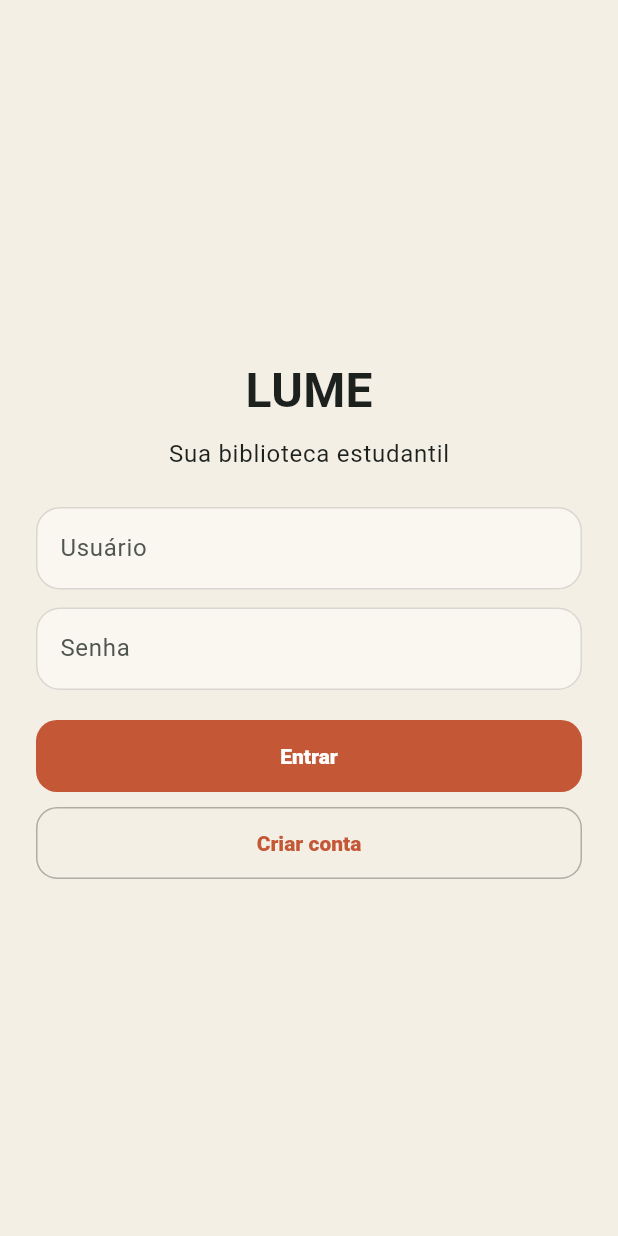
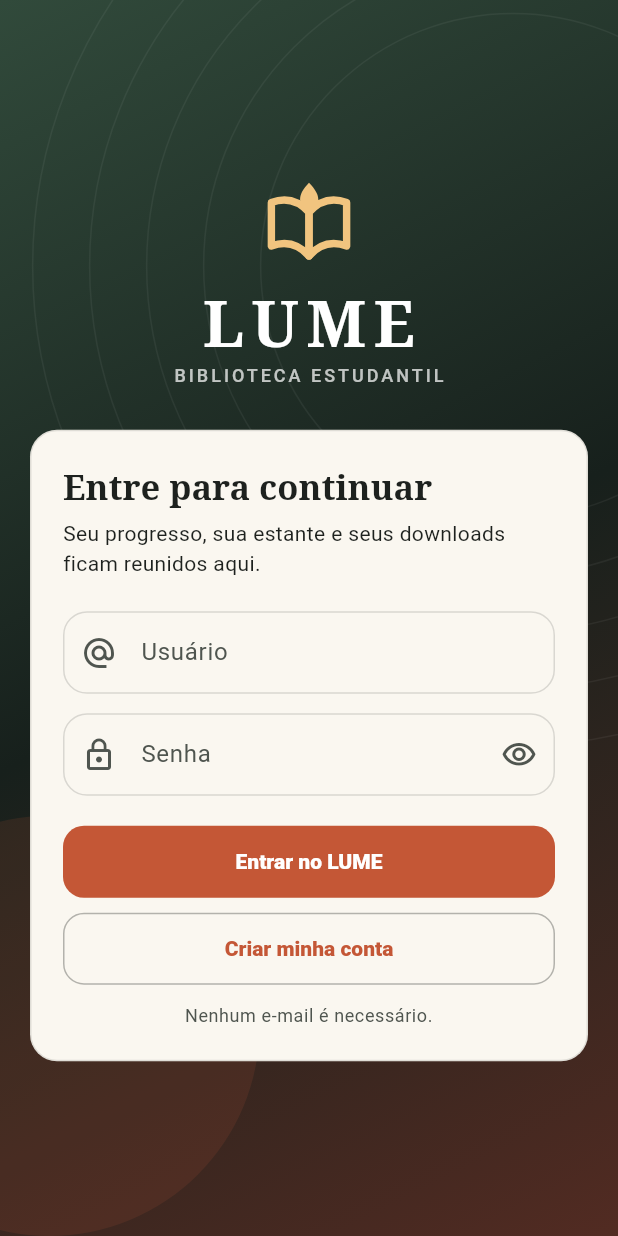
Before and after one commit to miguelrodriguesjj2020-hash/LUME-, a Flutter app: the screen it shows after launch, on a phone screen of 412 x 824 dp. Run offline on Flutter 3.47's test engine with Material 3 defaults, Android fonts, the phone set to English and light mode, and no system bars; our stand-ins replace connectivity_plus, flutter_secure_storage, sqflite, webview_flutter; missing offline and left inert: pdfx; accounts and stored records are empty.

Commit message:
fix: complete editorial identity and CI-safe mark

```diff
--- a/flutter/lib/ui/login_page.dart
+++ b/flutter/lib/ui/login_page.dart
@@ -1,6 +1,7 @@
 import 'dart:convert';
 import 'package:flutter/material.dart';
 import '../services/api.dart';
+import 'lume_theme.dart';
 import 'signup_page.dart';
 
 class LoginPage extends StatefulWidget {
@@ -15,30 +16,35 @@ class _LoginPageState extends State<LoginPage>{
   final user=TextEditingController();
   final pass=TextEditingController();
   bool busy=false;
+  bool hidePassword=true;
   String? error;
   String? localNotice;
 
   @override void dispose(){user.dispose();pass.dispose();super.dispose();}
 
-  String _loginError(Object e){
-    if(e is ApiException){
+  String _loginError(Object exception){
+    if(exception is ApiException){
       try{
-        final j=jsonDecode(e.body??'');
-        if(j is Map && j['error']=='account_disabled')return 'Esta conta foi desligada pelo administrador.';
+        final body=jsonDecode(exception.body??'');
+        if(body is Map && body['error']=='account_disabled')return 'Esta conta foi desligada pelo administrador.';
       }catch(_){ }
     }
-    return 'Não foi possível entrar. Verifique suas credenciais.';
+    return 'Não foi possível entrar. Confira o usuário e a senha.';
   }
 
   Future<void> submit() async{
     if(busy)return;
+    if(user.text.trim().isEmpty||pass.text.isEmpty){
+      setState(()=>error='Informe seu usuário e sua senha.');
+      return;
+    }
     setState((){busy=true;error=null;localNotice=null;});
     try{
-      await widget.api.login(user.text.trim(),pass.text);
+      await widget.api.login(user.text.trim().toLowerCase(),pass.text);
       pass.clear();
       await widget.onAuthenticated();
-    }catch(e){
-      if(mounted)setState(()=>error=_loginError(e));
+    }catch(exception){
+      if(mounted)setState(()=>error=_loginError(exception));
     }finally{
       if(mounted)setState(()=>busy=false);
     }
@@ -50,55 +56,116 @@ class _LoginPageState extends State<LoginPage>{
     if(created==null||!mounted)return;
     user.text=created;
     pass.clear();
-    setState((){
-      error=null;
-      localNotice='Conta criada. Entre com seu usuário e senha.';
-    });
+    setState((){error=null;localNotice='Conta criada. Agora, entre com sua senha.';});
   }
 
   @override Widget build(BuildContext context)=>Scaffold(
-    body:Center(
-      child:SingleChildScrollView(
-        padding:const EdgeInsets.all(24),
+    body:Stack(children:[
+      const Positioned.fill(child:_LoginBackdrop()),
+      SafeArea(child:Center(child:SingleChildScrollView(
+        padding:const EdgeInsets.all(20),
         child:ConstrainedBox(
-          constraints:const BoxConstraints(maxWidth:420),
-          child:Column(
-            mainAxisSize:MainAxisSize.min,
-            children:[
-              const Text('LUME',style:TextStyle(fontSize:32,fontWeight:FontWeight.bold)),
-              const SizedBox(height:8),
-              Text('Sua biblioteca estudantil',style:Theme.of(context).textTheme.bodyLarge),
-              if(widget.notice!=null||localNotice!=null)Padding(
-                padding:const EdgeInsets.only(top:16),
-                child:Text(localNotice??widget.notice!,textAlign:TextAlign.center),
+          constraints:const BoxConstraints(maxWidth:460),
+          child:Column(children:[
+            const _LoginBrand(),
+            const SizedBox(height:28),
+            Card(child:Padding(
+              padding:const EdgeInsets.fromLTRB(22,26,22,22),
+              child:Column(crossAxisAlignment:CrossAxisAlignment.stretch,children:[
+                Text('Entre para continuar',style:Theme.of(context).textTheme.headlineSmall),
+                const SizedBox(height:7),
+                Text('Seu progresso, sua estante e seus downloads ficam reunidos aqui.',style:Theme.of(context).textTheme.bodyMedium),
+                if(widget.notice!=null||localNotice!=null)Container(
+                  margin:const EdgeInsets.only(top:16),
+                  padding:const EdgeInsets.all(12),
+                  decoration:BoxDecoration(color:Theme.of(context).colorScheme.secondaryContainer,borderRadius:BorderRadius.circular(12)),
+                  child:Text(localNotice??widget.notice!,textAlign:TextAlign.center,style:const TextStyle(fontWeight:FontWeight.w700)),
                 ),
-              const SizedBox(height:24),
+                const SizedBox(height:22),
                 Semantics(
                   label:'Usuário',
                   textField:true,
-                child:TextField(controller:user,autocorrect:false,textCapitalization:TextCapitalization.none,autofillHints:const[AutofillHints.username],decoration:const InputDecoration(labelText:'Usuário',border:OutlineInputBorder())),
+                  child:TextField(
+                    controller:user,
+                    autocorrect:false,
+                    textCapitalization:TextCapitalization.none,
+                    autofillHints:const[AutofillHints.username],
+                    decoration:const InputDecoration(labelText:'Usuário',prefixIcon:Icon(Icons.alternate_email)),
                   ),
-              const SizedBox(height:12),
+                ),
+                const SizedBox(height:13),
                 Semantics(
                   label:'Senha',
                   textField:true,
-                child:TextField(controller:pass,obscureText:true,autofillHints:const[AutofillHints.password],onSubmitted:(_)=>submit(),decoration:const InputDecoration(labelText:'Senha',border:OutlineInputBorder())),
-              ),
-              if(error!=null)Padding(padding:const EdgeInsets.only(top:12),child:Text(error!,textAlign:TextAlign.center,style:TextStyle(color:Theme.of(context).colorScheme.error))),
-              const SizedBox(height:20),
-              SizedBox(width:double.infinity,child:FilledButton(
-                onPressed:busy?null:submit,
-                child:busy?const SizedBox(width:20,height:20,child:CircularProgressIndicator(strokeWidth:2)):const Text('Entrar'),
-              )),
-              const SizedBox(height:10),
-              SizedBox(width:double.infinity,child:OutlinedButton(
-                onPressed:busy?null:createAccount,
-                child:const Text('Criar conta'),
-              )),
-            ],
+                  child:TextField(
+                    controller:pass,
+                    obscureText:hidePassword,
+                    autofillHints:const[AutofillHints.password],
+                    onSubmitted:(_)=>submit(),
+                    decoration:InputDecoration(
+                      labelText:'Senha',
+                      prefixIcon:const Icon(Icons.lock_outline),
+                      suffixIcon:IconButton(
+                        tooltip:hidePassword?'Mostrar senha':'Ocultar senha',
+                        onPressed:()=>setState(()=>hidePassword=!hidePassword),
+                        icon:Icon(hidePassword?Icons.visibility_outlined:Icons.visibility_off_outlined),
                       ),
                     ),
                   ),
                 ),
+                if(error!=null)Padding(
+                  padding:const EdgeInsets.only(top:13),
+                  child:Text(error!,textAlign:TextAlign.center,style:TextStyle(color:Theme.of(context).colorScheme.error,fontWeight:FontWeight.w700)),
+                ),
+                const SizedBox(height:20),
+                FilledButton(
+                  onPressed:busy?null:submit,
+                  child:busy?const SizedBox(width:21,height:21,child:CircularProgressIndicator(strokeWidth:2,color:Colors.white)):const Text('Entrar no LUME'),
+                ),
+                const SizedBox(height:10),
+                OutlinedButton(onPressed:busy?null:createAccount,child:const Text('Criar minha conta')),
+                const SizedBox(height:13),
+                Text('Nenhum e-mail é necessário.',textAlign:TextAlign.center,style:Theme.of(context).textTheme.bodySmall),
+              ]),
+            )),
+          ]),
+        ),
+      ))),
+    ]),
   );
 }
+
+class _LoginBrand extends StatelessWidget {
+  const _LoginBrand();
+  @override Widget build(BuildContext context)=>Column(children:[
+    const LumeMark(size:66,color:Color(0xFFF1C47F)),
+    const SizedBox(height:13),
+    Text('LUME',style:Theme.of(context).textTheme.displayMedium?.copyWith(color:Colors.white,letterSpacing:5)),
+    const SizedBox(height:4),
+    Text('BIBLIOTECA ESTUDANTIL',style:Theme.of(context).textTheme.labelMedium?.copyWith(color:Colors.white.withValues(alpha:.72),letterSpacing:2)),
+  ]);
+}
+
+class _LoginBackdrop extends StatelessWidget {
+  const _LoginBackdrop();
+  @override Widget build(BuildContext context)=>DecoratedBox(
+    decoration:const BoxDecoration(
+      gradient:LinearGradient(begin:Alignment.topLeft,end:Alignment.bottomRight,colors:[Color(0xFF314A3B),LumePalette.night,Color(0xFF522B22)]),
+    ),
+    child:CustomPaint(painter:_BackdropPainter()),
+  );
+}
+
+class _BackdropPainter extends CustomPainter {
+  const _BackdropPainter();
+  @override void paint(Canvas canvas,Size size){
+    final paint=Paint()..color=Colors.white.withValues(alpha:.055)..style=PaintingStyle.stroke..strokeWidth=1;
+    for(var i=0;i<5;i++){
+      final inset=24.0+i*38;
+      canvas.drawOval(Rect.fromLTWH(size.width*.48-inset,size.height*.04-inset,size.width*.7+inset*2,size.width*.7+inset*2),paint);
+    }
+    final ember=Paint()..color=LumePalette.ember.withValues(alpha:.13);
+    canvas.drawCircle(Offset(size.width*.08,size.height*.83),size.width*.34,ember);
+  }
+  @override bool shouldRepaint(covariant CustomPainter oldDelegate)=>false;
+}
```
Also changed, not shown: flutter/lib/ui/lume_theme.dart (+13 -12 lines), 1 other file. Lines whose indentation alone changed are shown as unchanged.
